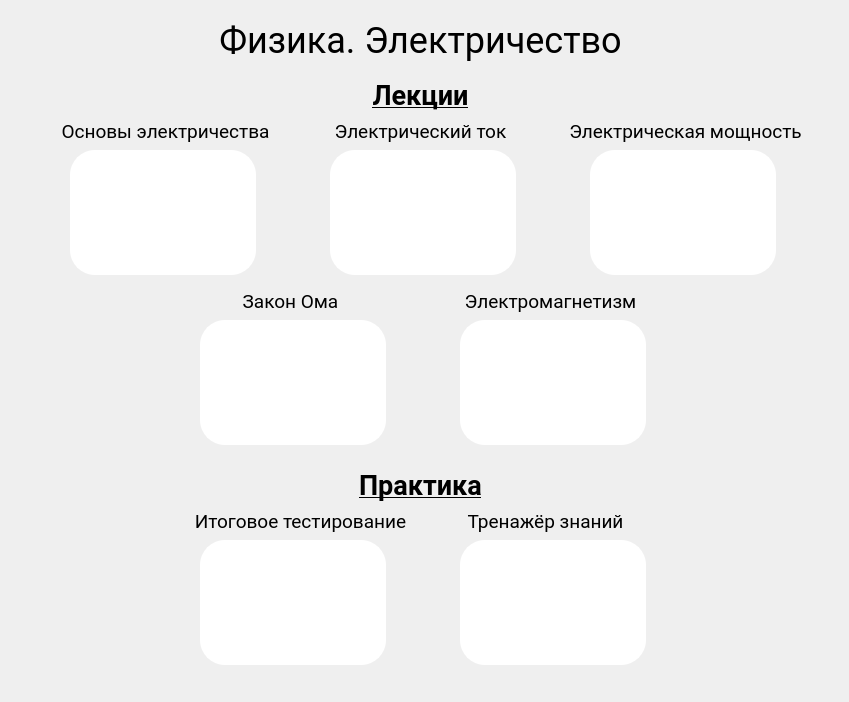
This is ui/app.ui in vemneyy/educational-practice-gui as Qt 5 draws it before an edit. The edited form follows.
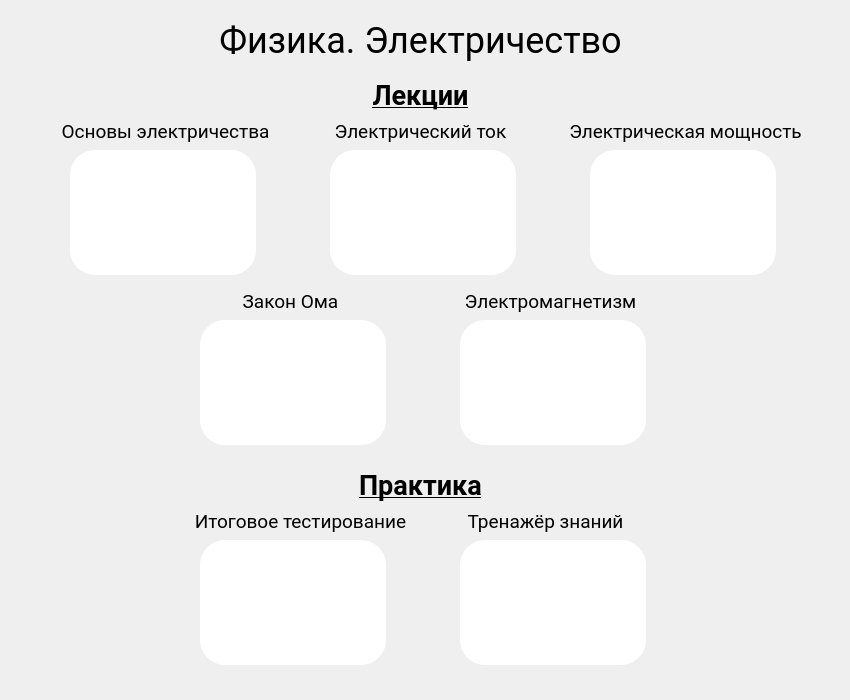
This is the edited form. Icons and pictures are not drawn.

Patch:
```diff
--- a/ui/app.ui
+++ b/ui/app.ui
@@ -6,20 +6,20 @@
    <rect>
     <x>0</x>
     <y>0</y>
-    <width>849</width>
-    <height>702</height>
+    <width>850</width>
+    <height>700</height>
    </rect>
   </property>
   <property name="minimumSize">
    <size>
-    <width>0</width>
-    <height>0</height>
+    <width>850</width>
+    <height>700</height>
    </size>
   </property>
   <property name="maximumSize">
    <size>
-    <width>930</width>
-    <height>845</height>
+    <width>850</width>
+    <height>700</height>
    </size>
   </property>
   <property name="baseSize">
```
